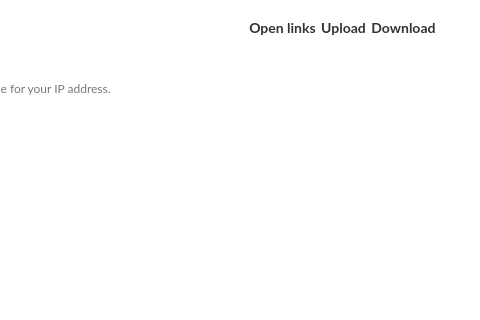
Qt form src/MEGASync/transfers/gui/macx/TransferManager.ui (meganz/MEGAsync) before a commit; both pictures show x 621 to 1101 and y 0 to 320 of the 1101 by 752 pixel window.
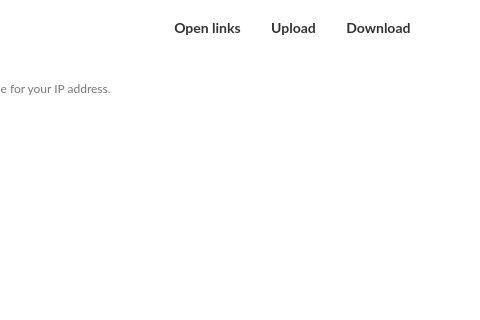
The same form after that commit. Icons and pictures are not drawn. Custom widgets are drawn as their Qt base class.

Commit message: Minor changes in Transfer Manager ui // Minor fix in stacked widget

What changed in the file:
```diff
--- a/src/MEGASync/transfers/gui/macx/TransferManager.ui
+++ b/src/MEGASync/transfers/gui/macx/TransferManager.ui
@@ -2747,7 +2747,7 @@
           <widget class="QWidget" name="pToolButtons" native="true">
            <layout class="QHBoxLayout" name="horizontalLayout_15">
             <property name="spacing">
-             <number>5</number>
+             <number>30</number>
             </property>
             <property name="leftMargin">
              <number>0</number>
```
The commit also changes 3 other files.
